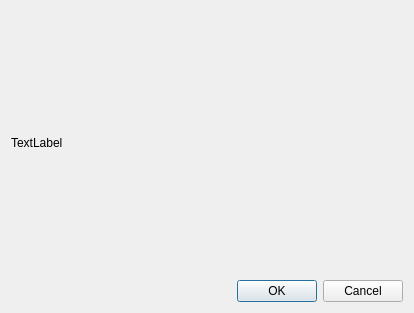
The window that ui/functioninfo.ui (btaczala/thesis-app) describes before a commit, drawn with Qt 5.
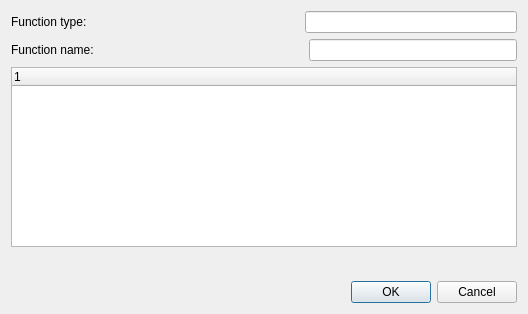
The same window after the commit.

What changed in the file:
```diff
--- a/ui/functioninfo.ui
+++ b/ui/functioninfo.ui
@@ -6,8 +6,8 @@
    <rect>
     <x>0</x>
     <y>0</y>
-    <width>414</width>
-    <height>313</height>
+    <width>528</width>
+    <height>314</height>
    </rect>
   </property>
   <property name="windowTitle">
@@ -16,19 +16,81 @@
   <layout class="QVBoxLayout" name="verticalLayout">
    <item>
     <layout class="QVBoxLayout" name="verticalLayout_2">
+     <item>
+      <layout class="QHBoxLayout" name="horizontalLayout_2">
+       <item>
+        <widget class="QLabel" name="label_2">
+         <property name="text">
+          <string>Function type:</string>
+         </property>
+        </widget>
+       </item>
+       <item>
+        <spacer name="horizontalSpacer_2">
+         <property name="orientation">
+          <enum>Qt::Horizontal</enum>
+         </property>
+         <property name="sizeHint" stdset="0">
+          <size>
+           <width>40</width>
+           <height>20</height>
+          </size>
+         </property>
+        </spacer>
+       </item>
+       <item>
+        <widget class="QLineEdit" name="lineEdit_functionType"/>
+       </item>
+      </layout>
+     </item>
      <item>
       <layout class="QHBoxLayout" name="horizontalLayout">
        <item>
         <widget class="QLabel" name="label">
          <property name="text">
-          <string>TextLabel</string>
+          <string>Function name:</string>
          </property>
         </widget>
        </item>
+       <item>
+        <spacer name="horizontalSpacer">
+         <property name="orientation">
+          <enum>Qt::Horizontal</enum>
+         </property>
+         <property name="sizeHint" stdset="0">
+          <size>
+           <width>40</width>
+           <height>20</height>
+          </size>
+         </property>
+        </spacer>
+       </item>
+       <item>
+        <widget class="QLineEdit" name="lineEdit_functionName"/>
+       </item>
       </layout>
      </item>
     </layout>
    </item>
+   <item>
+    <widget class="QTreeWidget" name="treeWidget"/>
+   </item>
+   <item>
+    <layout class="QHBoxLayout" name="horizontalLayout_4"/>
+   </item>
+   <item>
+    <spacer name="verticalSpacer">
+     <property name="orientation">
+      <enum>Qt::Vertical</enum>
+     </property>
+     <property name="sizeHint" stdset="0">
+      <size>
+       <width>20</width>
+       <height>40</height>
+      </size>
+     </property>
+    </spacer>
+   </item>
    <item>
     <widget class="QDialogButtonBox" name="buttonBox">
      <property name="orientation">
```
Left out of the diff: 8 changed lines with no effect on the pictures.
